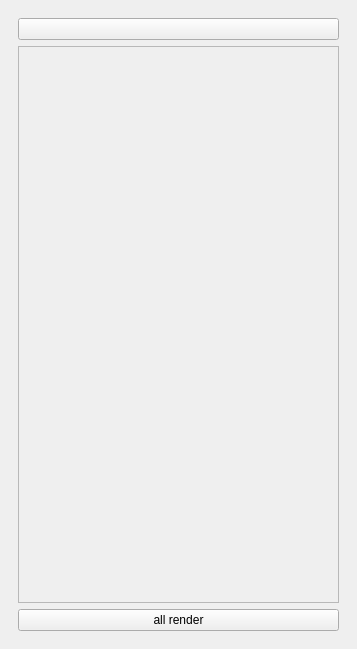
The window that ai_panel.ui (alekssworm/ai_editor_images) describes before a commit, drawn with Qt 5.
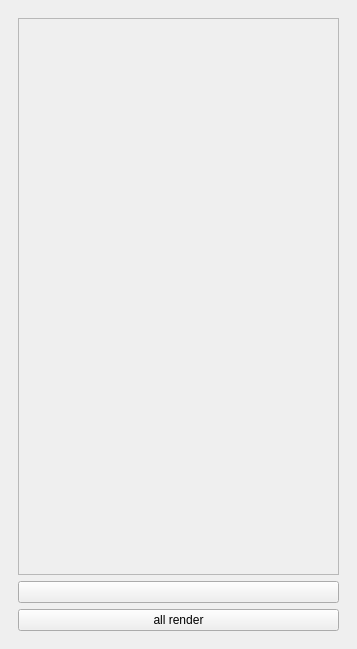
The same window after the commit. Icons and pictures are not drawn.

```diff
--- a/ai_panel.ui
+++ b/ai_panel.ui
@@ -20,6 +20,23 @@
       <layout class="QVBoxLayout" name="verticalLayout_2">
        <item>
         <layout class="QVBoxLayout" name="verticalLayout">
+         <item>
+          <widget class="QScrollArea" name="scrollArea">
+           <property name="widgetResizable">
+            <bool>true</bool>
+           </property>
+           <widget class="QWidget" name="scrollAreaWidgetContents">
+            <property name="geometry">
+             <rect>
+              <x>0</x>
+              <y>0</y>
+              <width>317</width>
+              <height>495</height>
+             </rect>
+            </property>
+           </widget>
+          </widget>
+         </item>
          <item>
           <widget class="QPushButton" name="add_sceen">
            <property name="sizePolicy">
@@ -43,23 +60,6 @@
            </property>
           </widget>
          </item>
-         <item>
-          <widget class="QScrollArea" name="scrollArea">
-           <property name="widgetResizable">
-            <bool>true</bool>
-           </property>
-           <widget class="QWidget" name="scrollAreaWidgetContents">
-            <property name="geometry">
-             <rect>
-              <x>0</x>
-              <y>0</y>
-              <width>317</width>
-              <height>495</height>
-             </rect>
-            </property>
-           </widget>
-          </widget>
-         </item>
          <item>
           <widget class="QPushButton" name="all_render">
            <property name="sizePolicy">
```
